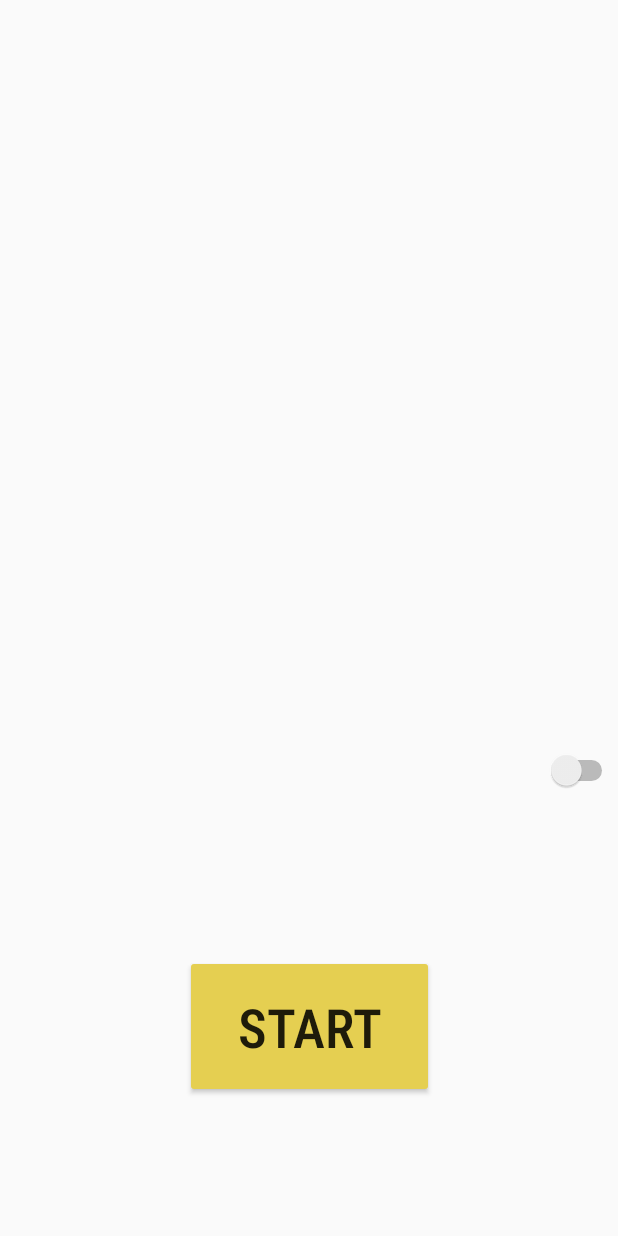
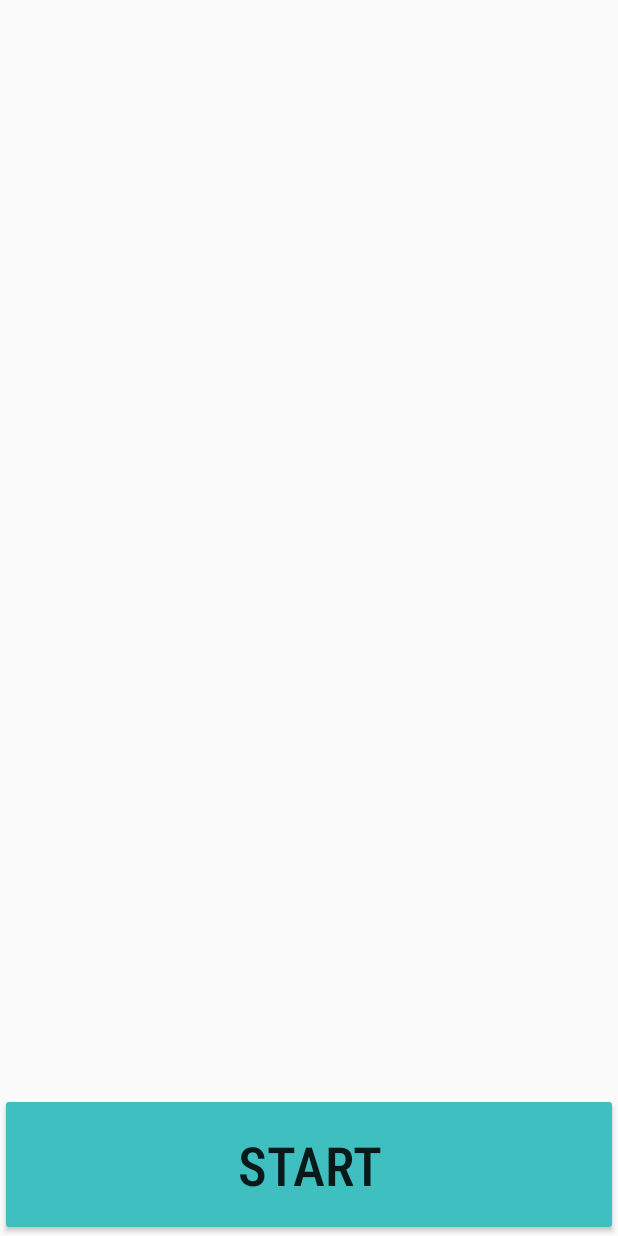
Before and after one commit to Kaneda-prog/BrailleWheels, an Android app: the layout activity_main.xml on its own in the app's theme, with its tools: preview values and no code run, on a phone screen of 412 x 824 dp. Run offline under Robolectric (Android 15) with nearby library versions, the phone set to English and light mode, and no system bars.

Commit message:
lets do it

```diff
--- a/app/build.gradle
+++ b/app/build.gradle
@@ -18,6 +18,10 @@ android {
             proguardFiles getDefaultProguardFile('proguard-android-optimize.txt'), 'proguard-rules.pro'
         }
     }
+    compileOptions {
+        sourceCompatibility = 1.8
+        targetCompatibility = 1.8
+    }
 }
 
 dependencies {
--- a/app/src/main/res/layout/activity_main.xml
+++ b/app/src/main/res/layout/activity_main.xml
@@ -8,10 +8,9 @@
 
     <Button
         android:id="@+id/speak"
-        android:layout_width="166dp"
+        android:layout_width="0dp"
         android:layout_height="95dp"
-        android:layout_marginBottom="92dp"
-        android:backgroundTint="@color/colorPrimaryDark"
+        android:backgroundTint="@color/colorAccent"
         android:fontFamily="sans-serif-condensed-medium"
         android:text="@string/start"
         android:textSize="36sp"
@@ -21,21 +20,29 @@
         app:layout_constraintHorizontal_bias="0.5"
         app:layout_constraintStart_toStartOf="parent" />
 
-    <Switch
-        android:id="@+id/switch1"
-        android:layout_width="wrap_content"
+    <TextView
+        android:id="@+id/title"
+        android:layout_width="0dp"
         android:layout_height="wrap_content"
-        android:layout_marginTop="500dp"
+        android:fontFamily="serif-monospace"
+        android:textAlignment="center"
+        android:textAppearance="@style/TextAppearance.AppCompat.Display1"
+        android:textColor="@color/colorPrimary"
+        android:textStyle="bold"
         app:layout_constraintEnd_toEndOf="parent"
-        app:layout_constraintTop_toTopOf="parent" />
-    <RelativeLayout xmlns:android="http://schemas.android.com/apk/res/android"
-        xmlns:tools="http://schemas.android.com/tools"
-        android:layout_width="match_parent"
-        android:layout_height="match_parent"
+        app:layout_constraintHorizontal_bias="0.5"
+        app:layout_constraintStart_toStartOf="parent" />
+
+    <RelativeLayout
+        android:id="@+id/relativeLayout5"
+        android:layout_width="416dp"
+        android:layout_height="411dp"
+        app:layout_constraintBottom_toTopOf="@+id/speak"
         tools:context="info.androidhive.jsonparsing.MainActivity">
-    <ListView
-        android:id="@+id/list"
-        android:layout_width="fill_parent"
-        android:layout_height="wrap_content"/>
+
+        <ListView
+            android:id="@+id/list"
+            android:layout_width="fill_parent"
+            android:layout_height="wrap_content" />
     </RelativeLayout>
 </androidx.constraintlayout.widget.ConstraintLayout>
--- a/app/src/main/res/values/colors.xml
+++ b/app/src/main/res/values/colors.xml
@@ -1,6 +1,6 @@
 <?xml version="1.0" encoding="utf-8"?>
 <resources>
-    <color name="colorPrimary">#3360C0</color>
-    <color name="colorPrimaryDark">#E5CF51</color>
-    <color name="colorAccent">#A30740</color>
+    <color name="colorPrimary">#F0134D</color>
+    <color name="colorPrimaryDark">#FF6F5E</color>
+    <color name="colorAccent">#40BFC1</color>
 </resources>
```
Also changed, not shown: app/src/main/java/com/example/myapplication/MainActivity.java (+120 -80 lines), app/src/main/java/com/example/myapplication/RouteInfo.java (+11 -81 lines), app/src/main/res/layout/list_item.xml (+44 -19 lines).
